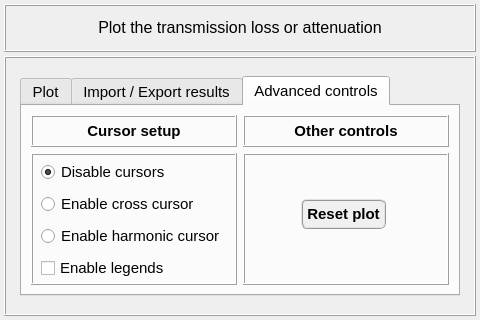
Before: the Qt Designer form data/user_input/ui/plots_/results_/acoustic_/plot_TL_NR_Input.ui in open-pulse/OpenPulse, drawn with Qt 5.
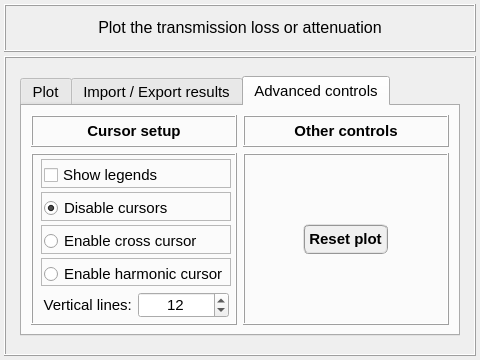
After: the same form once the commit is applied. The open tabs and pages were chosen to show the change.

```diff
--- a/data/user_input/ui/plots_/results_/acoustic_/plot_TL_NR_Input.ui
+++ b/data/user_input/ui/plots_/results_/acoustic_/plot_TL_NR_Input.ui
@@ -10,7 +10,7 @@
     <x>0</x>
     <y>0</y>
     <width>480</width>
-    <height>320</height>
+    <height>360</height>
    </rect>
   </property>
   <property name="sizePolicy">
@@ -28,7 +28,7 @@
   <property name="maximumSize">
    <size>
     <width>480</width>
-    <height>320</height>
+    <height>360</height>
    </size>
   </property>
   <property name="contextMenuPolicy">
@@ -173,7 +173,7 @@
         <property name="maximumSize">
          <size>
           <width>440</width>
-          <height>220</height>
+          <height>260</height>
          </size>
         </property>
         <property name="font">
@@ -492,6 +492,8 @@
          <attribute name="title">
           <string>Import / Export results</string>
          </attribute>
+         <layout class="QGridLayout" name="gridLayout_2">
+          <item row="0" column="0">
          <widget class="QTabWidget" name="tabWidget_2">
           <property name="geometry">
            <rect>
@@ -973,6 +975,8 @@
            </widget>
           </widget>
          </widget>
+          </item>
+         </layout>
         </widget>
         <widget class="QWidget" name="tab">
          <attribute name="title">
@@ -1101,8 +1105,53 @@
             </layout>
            </widget>
           </item>
+          <item row="1" column="1">
+           <widget class="QFrame" name="frame_3">
+            <property name="frameShape">
+             <enum>QFrame::Box</enum>
+            </property>
+            <property name="frameShadow">
+             <enum>QFrame::Raised</enum>
+            </property>
+            <layout class="QGridLayout" name="gridLayout_9">
+             <item row="0" column="0">
+              <widget class="QPushButton" name="pushButton_ResetPlot">
+               <property name="minimumSize">
+                <size>
+                 <width>85</width>
+                 <height>30</height>
+                </size>
+               </property>
+               <property name="maximumSize">
+                <size>
+                 <width>85</width>
+                 <height>30</height>
+                </size>
+               </property>
+               <property name="font">
+                <font>
+                 <family>MS Shell Dlg 2</family>
+                 <pointsize>11</pointsize>
+                 <weight>75</weight>
+                 <italic>false</italic>
+                 <bold>true</bold>
+                </font>
+               </property>
+               <property name="styleSheet">
+                <string notr="true">QPushButton{border-radius: 6px; border-color: rgb(150, 150, 150); border-style: ridge; border-width: 2px; color: rgb(0, 0, 0); background-color: rgb(240, 240, 240); font: 75 bold 11pt &quot;MS Shell Dlg 2&quot;}
+QPushButton:hover{border-radius: 6px; border-color: rgb(0, 170, 255); border-style: ridge; border-width: 2px; color: rgb(0, 0, 0); background-color: rgba(174, 213, 255, 100); font: 75 bold 11pt &quot;MS Shell Dlg 2&quot;}
+QPushButton:pressed{border-radius: 6px; border-color: rgb(0, 170, 255); border-style: ridge; border-width: 3px; color: rgb(0, 0, 0); background-color: rgb(174, 213, 255); font: 75 bold 11pt &quot;MS Shell Dlg 2&quot;}</string>
+               </property>
+               <property name="text">
+                <string>Reset plot</string>
+               </property>
+              </widget>
+             </item>
+            </layout>
+           </widget>
+          </item>
           <item row="1" column="0">
-           <widget class="QFrame" name="frame_7">
+           <widget class="QFrame" name="frame_6">
             <property name="minimumSize">
              <size>
               <width>85</width>
@@ -1127,7 +1176,7 @@
             <property name="frameShadow">
              <enum>QFrame::Raised</enum>
             </property>
-            <layout class="QGridLayout" name="gridLayout_2">
+            <layout class="QGridLayout" name="gridLayout_10">
              <property name="leftMargin">
               <number>8</number>
              </property>
@@ -1140,11 +1189,90 @@
              <property name="bottomMargin">
               <number>4</number>
              </property>
-             <property name="horizontalSpacing">
+             <property name="spacing">
               <number>4</number>
              </property>
-             <property name="verticalSpacing">
-              <number>8</number>
+             <item row="0" column="0">
+              <widget class="QFrame" name="frame_5">
+               <property name="frameShape">
+                <enum>QFrame::StyledPanel</enum>
+               </property>
+               <property name="frameShadow">
+                <enum>QFrame::Raised</enum>
+               </property>
+               <layout class="QGridLayout" name="gridLayout_13">
+                <property name="leftMargin">
+                 <number>2</number>
+                </property>
+                <property name="topMargin">
+                 <number>2</number>
+                </property>
+                <property name="rightMargin">
+                 <number>2</number>
+                </property>
+                <property name="bottomMargin">
+                 <number>2</number>
+                </property>
+                <property name="spacing">
+                 <number>2</number>
+                </property>
+                <item row="0" column="0">
+                 <widget class="QCheckBox" name="checkBox_legends">
+                  <property name="minimumSize">
+                   <size>
+                    <width>75</width>
+                    <height>26</height>
+                   </size>
+                  </property>
+                  <property name="maximumSize">
+                   <size>
+                    <width>200</width>
+                    <height>26</height>
+                   </size>
+                  </property>
+                  <property name="font">
+                   <font>
+                    <family>Arial</family>
+                    <pointsize>11</pointsize>
+                    <weight>50</weight>
+                    <italic>false</italic>
+                    <bold>false</bold>
+                   </font>
+                  </property>
+                  <property name="text">
+                   <string>Show legends</string>
+                  </property>
+                  <property name="checked">
+                   <bool>false</bool>
+                  </property>
+                 </widget>
+                </item>
+               </layout>
+              </widget>
+             </item>
+             <item row="1" column="0">
+              <widget class="QFrame" name="frame_4">
+               <property name="frameShape">
+                <enum>QFrame::StyledPanel</enum>
+               </property>
+               <property name="frameShadow">
+                <enum>QFrame::Raised</enum>
+               </property>
+               <layout class="QGridLayout" name="gridLayout_12">
+                <property name="leftMargin">
+                 <number>2</number>
+                </property>
+                <property name="topMargin">
+                 <number>2</number>
+                </property>
+                <property name="rightMargin">
+                 <number>2</number>
+                </property>
+                <property name="bottomMargin">
+                 <number>2</number>
+                </property>
+                <property name="spacing">
+                 <number>2</number>
              </property>
              <item row="0" column="0">
               <widget class="QRadioButton" name="radioButton_disable_cursors">
@@ -1177,38 +1305,175 @@
                </property>
               </widget>
              </item>
+               </layout>
+              </widget>
+             </item>
+             <item row="4" column="0">
+              <widget class="QFrame" name="frame_7">
+               <property name="frameShape">
+                <enum>QFrame::StyledPanel</enum>
+               </property>
+               <property name="frameShadow">
+                <enum>QFrame::Raised</enum>
+               </property>
+               <layout class="QGridLayout" name="gridLayout_11">
+                <property name="leftMargin">
+                 <number>2</number>
+                </property>
+                <property name="topMargin">
+                 <number>2</number>
+                </property>
+                <property name="rightMargin">
+                 <number>2</number>
+                </property>
+                <property name="bottomMargin">
+                 <number>2</number>
+                </property>
+                <property name="spacing">
+                 <number>2</number>
+                </property>
+                <item row="0" column="0">
+                 <widget class="QRadioButton" name="radioButton_harmonic_cursor">
+                  <property name="minimumSize">
+                   <size>
+                    <width>75</width>
+                    <height>26</height>
+                   </size>
+                  </property>
+                  <property name="maximumSize">
+                   <size>
+                    <width>200</width>
+                    <height>26</height>
+                   </size>
+                  </property>
+                  <property name="font">
+                   <font>
+                    <family>Arial</family>
+                    <pointsize>11</pointsize>
+                    <weight>50</weight>
+                    <italic>false</italic>
+                    <bold>false</bold>
+                   </font>
+                  </property>
+                  <property name="text">
+                   <string>Enable harmonic cursor</string>
+                  </property>
+                  <property name="checked">
+                   <bool>false</bool>
+                  </property>
+                 </widget>
+                </item>
+               </layout>
+              </widget>
+             </item>
+             <item row="5" column="0">
+              <widget class="QFrame" name="frame_vertical_lines">
+               <property name="frameShape">
+                <enum>QFrame::NoFrame</enum>
+               </property>
+               <property name="frameShadow">
+                <enum>QFrame::Raised</enum>
+               </property>
+               <layout class="QGridLayout" name="gridLayout_39">
+                <property name="leftMargin">
+                 <number>2</number>
+                </property>
+                <property name="topMargin">
+                 <number>2</number>
+                </property>
+                <property name="rightMargin">
+                 <number>2</number>
+                </property>
+                <property name="bottomMargin">
+                 <number>2</number>
+                </property>
+                <property name="spacing">
+                 <number>2</number>
+                </property>
+                <item row="0" column="0">
+                 <widget class="QLabel" name="label_14">
+                  <property name="minimumSize">
+                   <size>
+                    <width>0</width>
+                    <height>26</height>
+                   </size>
+                  </property>
+                  <property name="maximumSize">
+                   <size>
+                    <width>16777215</width>
+                    <height>26</height>
+                   </size>
+                  </property>
+                  <property name="baseSize">
+                   <size>
+                    <width>0</width>
+                    <height>0</height>
+                   </size>
+                  </property>
+                  <property name="text">
+                   <string>Vertical lines: </string>
+                  </property>
+                  <property name="alignment">
+                   <set>Qt::AlignRight|Qt::AlignTrailing|Qt::AlignVCenter</set>
+                  </property>
+                 </widget>
+                </item>
+                <item row="0" column="1">
+                 <widget class="QSpinBox" name="spinBox_vertical_lines">
+                  <property name="minimumSize">
+                   <size>
+                    <width>0</width>
+                    <height>26</height>
+                   </size>
+                  </property>
+                  <property name="maximumSize">
+                   <size>
+                    <width>16777215</width>
+                    <height>26</height>
+                   </size>
+                  </property>
+                  <property name="alignment">
+                   <set>Qt::AlignCenter</set>
+                  </property>
+                  <property name="minimum">
+                   <number>2</number>
+                  </property>
+                  <property name="maximum">
+                   <number>20</number>
+                  </property>
+                  <property name="value">
+                   <number>12</number>
+                  </property>
+                 </widget>
+                </item>
+               </layout>
+              </widget>
+             </item>
              <item row="3" column="0">
-              <widget class="QCheckBox" name="checkBox_legends">
-               <property name="minimumSize">
-                <size>
-                 <width>75</width>
-                 <height>26</height>
-                </size>
+              <widget class="QFrame" name="frame_10">
+               <property name="frameShape">
+                <enum>QFrame::StyledPanel</enum>
                </property>
-               <property name="maximumSize">
-                <size>
-                 <width>200</width>
-                 <height>26</height>
-                </size>
+               <property name="frameShadow">
+                <enum>QFrame::Raised</enum>
                </property>
-               <property name="font">
-                <font>
-                 <family>Arial</family>
-                 <pointsize>11</pointsize>
-                 <weight>50</weight>
-                 <italic>false</italic>
-                 <bold>false</bold>
-                </font>
-               </property>
-               <property name="text">
-                <string>Enable legends</string>
-               </property>
-               <property name="checked">
-                <bool>false</bool>
-               </property>
-              </widget>
-             </item>
-             <item row="1" column="0">
+               <layout class="QGridLayout" name="gridLayout_14">
+                <property name="leftMargin">
+                 <number>2</number>
+                </property>
+                <property name="topMargin">
+                 <number>2</number>
+                </property>
+                <property name="rightMargin">
+                 <number>2</number>
+                </property>
+                <property name="bottomMargin">
+                 <number>2</number>
+                </property>
+                <property name="spacing">
+                 <number>2</number>
+                </property>
+                <item row="0" column="0">
               <widget class="QRadioButton" name="radioButton_cross_cursor">
                <property name="minimumSize">
                 <size>
@@ -1239,87 +1504,10 @@
                </property>
               </widget>
              </item>
-             <item row="2" column="0">
-              <widget class="QRadioButton" name="radioButton_harmonic_cursor">
-               <property name="minimumSize">
-                <size>
-                 <width>75</width>
-                 <height>26</height>
-                </size>
-               </property>
-               <property name="maximumSize">
-                <size>
-                 <width>200</width>
-                 <height>26</height>
-                </size>
-               </property>
-               <property name="font">
-                <font>
-                 <family>Arial</family>
-                 <pointsize>11</pointsize>
-                 <weight>50</weight>
-                 <italic>false</italic>
-                 <bold>false</bold>
-                </font>
-               </property>
-               <property name="text">
-                <string>Enable harmonic cursor</string>
-               </property>
-               <property name="checked">
-                <bool>false</bool>
-               </property>
-              </widget>
-             </item>
             </layout>
            </widget>
           </item>
-          <item row="1" column="1">
-           <widget class="QFrame" name="frame_3">
-            <property name="frameShape">
-             <enum>QFrame::Box</enum>
-            </property>
-            <property name="frameShadow">
-             <enum>QFrame::Raised</enum>
-            </property>
-            <widget class="QPushButton" name="pushButton_ResetPlot">
-             <property name="geometry">
-              <rect>
-               <x>58</x>
-               <y>46</y>
-               <width>85</width>
-               <height>30</height>
-              </rect>
-             </property>
-             <property name="minimumSize">
-              <size>
-               <width>85</width>
-               <height>30</height>
-              </size>
-             </property>
-             <property name="maximumSize">
-              <size>
-               <width>85</width>
-               <height>30</height>
-              </size>
-             </property>
-             <property name="font">
-              <font>
-               <family>MS Shell Dlg 2</family>
-               <pointsize>11</pointsize>
-               <weight>75</weight>
-               <italic>false</italic>
-               <bold>true</bold>
-              </font>
-             </property>
-             <property name="styleSheet">
-              <string notr="true">QPushButton{border-radius: 6px; border-color: rgb(150, 150, 150); border-style: ridge; border-width: 2px; color: rgb(0, 0, 0); background-color: rgb(240, 240, 240); font: 75 bold 11pt &quot;MS Shell Dlg 2&quot;}
-QPushButton:hover{border-radius: 6px; border-color: rgb(0, 170, 255); border-style: ridge; border-width: 2px; color: rgb(0, 0, 0); background-color: rgba(174, 213, 255, 100); font: 75 bold 11pt &quot;MS Shell Dlg 2&quot;}
-QPushButton:pressed{border-radius: 6px; border-color: rgb(0, 170, 255); border-style: ridge; border-width: 3px; color: rgb(0, 0, 0); background-color: rgb(174, 213, 255); font: 75 bold 11pt &quot;MS Shell Dlg 2&quot;}</string>
-             </property>
-             <property name="text">
-              <string>Reset plot</string>
-             </property>
-            </widget>
+            </layout>
            </widget>
           </item>
          </layout>
```
Left out of the diff: 18 changed lines with no effect on the pictures. Lines whose indentation alone changed are shown as unchanged.
